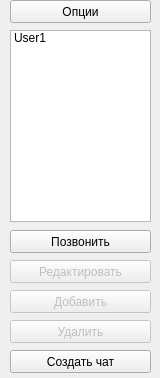
aemarkov/study-BChat, file ContactsWindow.ui: the form before one commit.
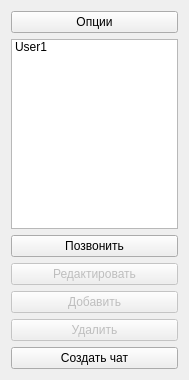
The form after the commit.

Commit message: Изменил крапаль окна.

Diff of the .ui file:
```diff
--- a/ContactsWindow.ui
+++ b/ContactsWindow.ui
@@ -6,8 +6,8 @@
    <rect>
     <x>0</x>
     <y>0</y>
-    <width>160</width>
-    <height>378</height>
+    <width>189</width>
+    <height>380</height>
    </rect>
   </property>
   <property name="contextMenuPolicy">
@@ -16,108 +16,68 @@
   <property name="windowTitle">
    <string>Контакты</string>
   </property>
+  <layout class="QVBoxLayout" name="verticalLayout">
+   <item>
+    <widget class="QPushButton" name="btnSettings">
+     <property name="text">
+      <string>Опции</string>
+     </property>
+    </widget>
+   </item>
+   <item>
   <widget class="QListWidget" name="listWidget">
-   <property name="geometry">
-    <rect>
-     <x>10</x>
-     <y>30</y>
-     <width>141</width>
-     <height>192</height>
-    </rect>
-   </property>
    <item>
     <property name="text">
      <string>User1</string>
     </property>
    </item>
   </widget>
+   </item>
+   <item>
   <widget class="QPushButton" name="btnJoinChat">
-   <property name="geometry">
-    <rect>
-     <x>10</x>
-     <y>230</y>
-     <width>141</width>
-     <height>23</height>
-    </rect>
-   </property>
    <property name="text">
     <string>Позвонить</string>
    </property>
   </widget>
+   </item>
+   <item>
   <widget class="QPushButton" name="btnEdit">
    <property name="enabled">
     <bool>false</bool>
    </property>
-   <property name="geometry">
-    <rect>
-     <x>10</x>
-     <y>260</y>
-     <width>141</width>
-     <height>23</height>
-    </rect>
-   </property>
    <property name="text">
     <string>Редактировать</string>
    </property>
   </widget>
+   </item>
+   <item>
   <widget class="QPushButton" name="btnAdd">
    <property name="enabled">
     <bool>false</bool>
    </property>
-   <property name="geometry">
-    <rect>
-     <x>10</x>
-     <y>290</y>
-     <width>141</width>
-     <height>23</height>
-    </rect>
-   </property>
    <property name="text">
     <string>Добавить</string>
    </property>
   </widget>
+   </item>
+   <item>
   <widget class="QPushButton" name="btnDelete">
    <property name="enabled">
     <bool>false</bool>
    </property>
-   <property name="geometry">
-    <rect>
-     <x>10</x>
-     <y>320</y>
-     <width>141</width>
-     <height>23</height>
-    </rect>
-   </property>
    <property name="text">
     <string>Удалить</string>
    </property>
   </widget>
+   </item>
+   <item>
   <widget class="QPushButton" name="btnHostChat">
-   <property name="geometry">
-    <rect>
-     <x>10</x>
-     <y>350</y>
-     <width>141</width>
-     <height>23</height>
-    </rect>
-   </property>
    <property name="text">
     <string>Создать чат</string>
    </property>
   </widget>
-  <widget class="QPushButton" name="btnSettings">
-   <property name="geometry">
-    <rect>
-     <x>10</x>
-     <y>0</y>
-     <width>141</width>
-     <height>23</height>
-    </rect>
-   </property>
-   <property name="text">
-    <string>Опции</string>
-   </property>
-  </widget>
+   </item>
+  </layout>
  </widget>
  <layoutdefault spacing="6" margin="11"/>
  <resources/>
```
Lines whose indentation alone changed are shown as unchanged.
